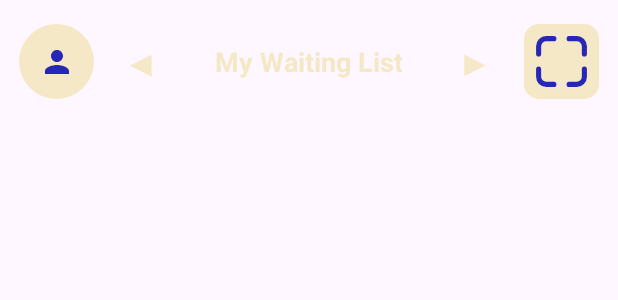
After one commit to CMPUT301F24zenith/zenith-events, an Android app: the layout entrant_main_header.xml on its own in the app's theme, with its tools: preview values and no code run, on a phone screen of 412 x 824 dp. The commit adds this screen. Shown: the top 300 px of the screen. Run offline under Robolectric (Android 15) with nearby library versions, the phone set to English and light mode, and no system bars.

Commit message:
fixed entrant page UI. Added icons and re-designed buttons

```diff
--- a/app/src/main/res/drawable/circle_background.xml
+++ b/app/src/main/res/drawable/circle_background.xml
@@ -1,7 +1,5 @@
 <?xml version="1.0" encoding="utf-8"?>
 <shape xmlns:android="http://schemas.android.com/apk/res/android"
     android:shape="oval">
-    <solid android:color="@color/gray"/> <!-- Replace with desired background color -->
-    <corners android:radius="100dp"/> <!-- Adjust radius to make it circular -->
-    <size android:width="150dp" android:height="150dp"/> <!-- Define size of the circle -->
+    <solid android:color="@color/gray" /> <!-- Replace with desired background color -->
 </shape>
--- /dev/null
+++ b/app/src/main/res/drawable/qr_code_svgrepo_com.xml
@@ -0,0 +1,9 @@
+<vector xmlns:android="http://schemas.android.com/apk/res/android"
+    android:width="800dp"
+    android:height="800dp"
+    android:viewportWidth="24"
+    android:viewportHeight="24">
+  <path
+      android:pathData="M15,20h3a2,2 0,0 0,2 -2v-3a1,1 0,0 1,2 0v3a4,4 0,0 1,-4 4L6,22a4,4 0,0 1,-4 -4v-3a1,1 0,0 1,2 0v3a2,2 0,0 0,2 2h3a1,1 0,0 1,0 2h6a1,1 0,0 1,0 -2zM4,9a1,1 0,1 1,-2 0L2,6a4,4 0,0 1,4 -4h3a1,1 0,1 1,0 2L6,4a2,2 0,0 0,-2 2v3zM20,9L20,6a2,2 0,0 0,-2 -2h-3a1,1 0,0 1,0 -2h3a4,4 0,0 1,4 4v3a1,1 0,0 1,-2 0z"
+      android:fillColor="#000000"/>
+</vector>
--- a/app/src/main/res/drawable/square_button.xml
+++ b/app/src/main/res/drawable/square_button.xml
@@ -1,8 +1,6 @@
 <?xml version="1.0" encoding="utf-8"?>
 <shape xmlns:android="http://schemas.android.com/apk/res/android">
-    <solid android:color="#154c79"/>
-    <corners android:radius="50dp"/>
-    <padding android:left="10dp" android:top="10dp" android:right="10dp" android:bottom="10dp"/>
-
+    <corners android:radius="10dp"/>
+    <padding android:left="5dp" android:top="5dp" android:right="5dp" android:bottom="5dp"/>
 
 </shape>
--- a/app/src/main/res/layout/activity_admin_view_activity.xml
+++ b/app/src/main/res/layout/activity_admin_view_activity.xml
@@ -40,7 +40,7 @@
       android:layout_width="wrap_content"
       android:layout_height="wrap_content"
       android:layout_margin="5dp"
-      android:textColor="@color/inactiveTextColor"
+      android:textColor="@color/gradientDarkBlue"
       android:textSize="18dp"
       android:text="Users" />
 
@@ -53,7 +53,7 @@
       android:padding="5dp"
       android:text="Events"
       android:layout_margin="5dp"
-      android:textColor="@color/inactiveTextColor"
+      android:textColor="@color/gradientDarkBlue"
       app:layout_constraintBottom_toBottomOf="parent"
       android:textSize="18dp" />
   <Button
@@ -64,7 +64,7 @@
       android:padding="5dp"
       android:text="Facilites"
       android:layout_margin="5dp"
-      android:textColor="@color/inactiveTextColor"
+      android:textColor="@color/gradientDarkBlue"
       android:textSize="18dp" />
 </LinearLayout>
 
--- /dev/null
+++ b/app/src/main/res/layout/entrant_main_header.xml
@@ -0,0 +1,91 @@
+<?xml version="1.0" encoding="utf-8"?>
+<androidx.constraintlayout.widget.ConstraintLayout
+    xmlns:android="http://schemas.android.com/apk/res/android"
+    xmlns:app="http://schemas.android.com/apk/res-auto"
+    android:id="@+id/linearLayout"
+    android:layout_width="match_parent"
+    android:layout_height="wrap_content"
+    android:layout_marginTop="16dp"
+    android:gravity="start"
+    android:orientation="horizontal"
+    >
+
+    <ImageButton
+        android:id="@+id/viewProfileButton"
+        android:layout_width="0dp"
+        android:layout_height="0dp"
+        android:layout_gravity="start"
+        android:background="@drawable/circle_background"
+        android:backgroundTint="@color/pasteColor"
+        android:contentDescription="View Profile"
+        android:src="@drawable/baseline_person_24"
+        app:layout_constraintBottom_toBottomOf="parent"
+        app:layout_constraintDimensionRatio="H,1:1"
+        app:layout_constraintEnd_toStartOf="@id/tvPrevious"
+        app:layout_constraintStart_toStartOf="parent"
+        app:layout_constraintTop_toTopOf="parent"
+        app:tint="@color/gradientLightBlue" />
+
+    <TextView
+        android:id="@+id/tvPrevious"
+        style="@style/Widget.MaterialComponents.Button.TextButton"
+        android:layout_width="38dp"
+        android:layout_height="wrap_content"
+        android:padding="0dp"
+        android:text="◀"
+        android:textColor="@color/pasteColor"
+        android:textSize="24sp"
+        app:layout_constraintEnd_toStartOf="@+id/CurrentSelection"
+        app:layout_constraintStart_toEndOf="@id/viewProfileButton"
+        app:layout_constraintTop_toTopOf="parent"
+        app:layout_constraintBottom_toBottomOf="parent"
+        />
+
+    <TextView
+        android:id="@+id/CurrentSelection"
+        android:layout_width="wrap_content"
+        android:layout_height="wrap_content"
+        android:layout_marginHorizontal="16dp"
+        android:gravity="center"
+        android:text="My Waiting List"
+        android:textColor="@color/pasteColor"
+        android:textSize="18sp"
+        android:textStyle="bold"
+        app:layout_constraintStart_toEndOf="@+id/tvPrevious"
+        app:layout_constraintEnd_toStartOf="@id/tvNext"
+        app:layout_constraintTop_toTopOf="parent"
+        app:layout_constraintBottom_toBottomOf="parent"
+        />
+
+    <TextView
+        android:id="@+id/tvNext"
+        android:layout_width="wrap_content"
+        android:layout_height="wrap_content"
+        android:padding="8dp"
+        android:text="▶"
+        android:textColor="@color/pasteColor"
+        android:textSize="24sp"
+        app:layout_constraintEnd_toStartOf="@id/scanQRButton"
+        app:layout_constraintStart_toEndOf="@+id/CurrentSelection"
+        app:layout_constraintTop_toTopOf="parent"
+        app:layout_constraintBottom_toBottomOf="parent"
+        />
+
+    <ImageButton
+        android:id="@+id/scanQRButton"
+        android:layout_width="50dp"
+        android:layout_height="50dp"
+        android:layout_gravity="end"
+        android:background="@drawable/square_button"
+        android:backgroundTint="@color/pasteColor"
+        android:contentDescription="Scan QR"
+        android:scaleType="centerInside"
+        android:src="@drawable/qr_code_svgrepo_com"
+        app:tint="@color/gradientLightBlue"
+        app:layout_constraintStart_toEndOf="@+id/tvNext"
+        app:layout_constraintEnd_toEndOf="parent"
+        app:layout_constraintTop_toTopOf="parent"
+        app:layout_constraintBottom_toBottomOf="parent"
+        />
+
+</androidx.constraintlayout.widget.ConstraintLayout>
--- a/app/src/main/res/values/colors.xml
+++ b/app/src/main/res/values/colors.xml
@@ -4,8 +4,8 @@
     <color name="white">#FFFFFFFF</color>
     <color name="gray">#BFBFBF</color>
     <color name="red">#FFC10700</color>
-    <color name="activeTextColor">#002BAD</color> <!-- Orange for active -->
-    <color name="inactiveTextColor">#959595</color> <!-- Black for inactive -->
+    <color name="gradientLightBlue">#2727B6</color>
+    <color name="gradientDarkBlue">#090926</color>
     <color name="inputBackgroundColor">#FFFFFF</color>
     <color name="darkIndigoColor">#04403a</color>
     <color name="washedBlueColor">#435585</color>
```
Also changed, not shown: app/src/main/java/com/example/zenithevents/Admin/AdminViewActivity.java (+4 -5 lines), app/src/main/res/layout/activity_entrant_view.xml (+67 -39 lines).
